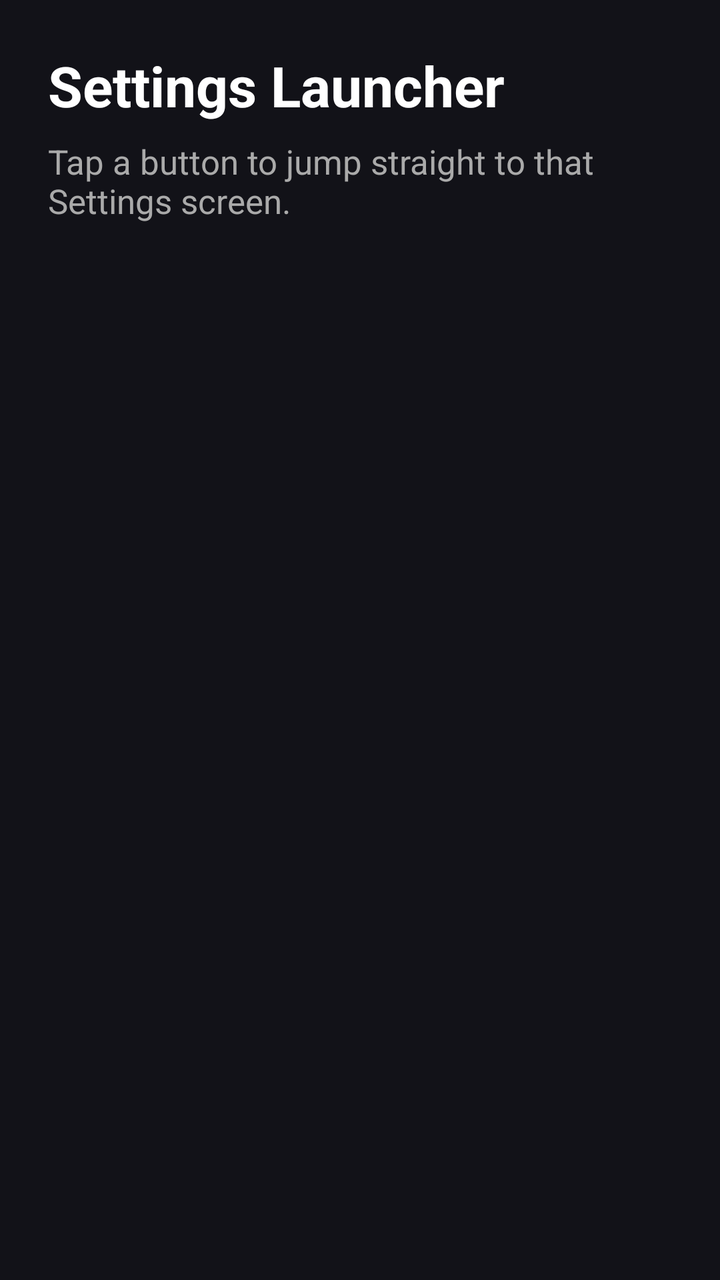
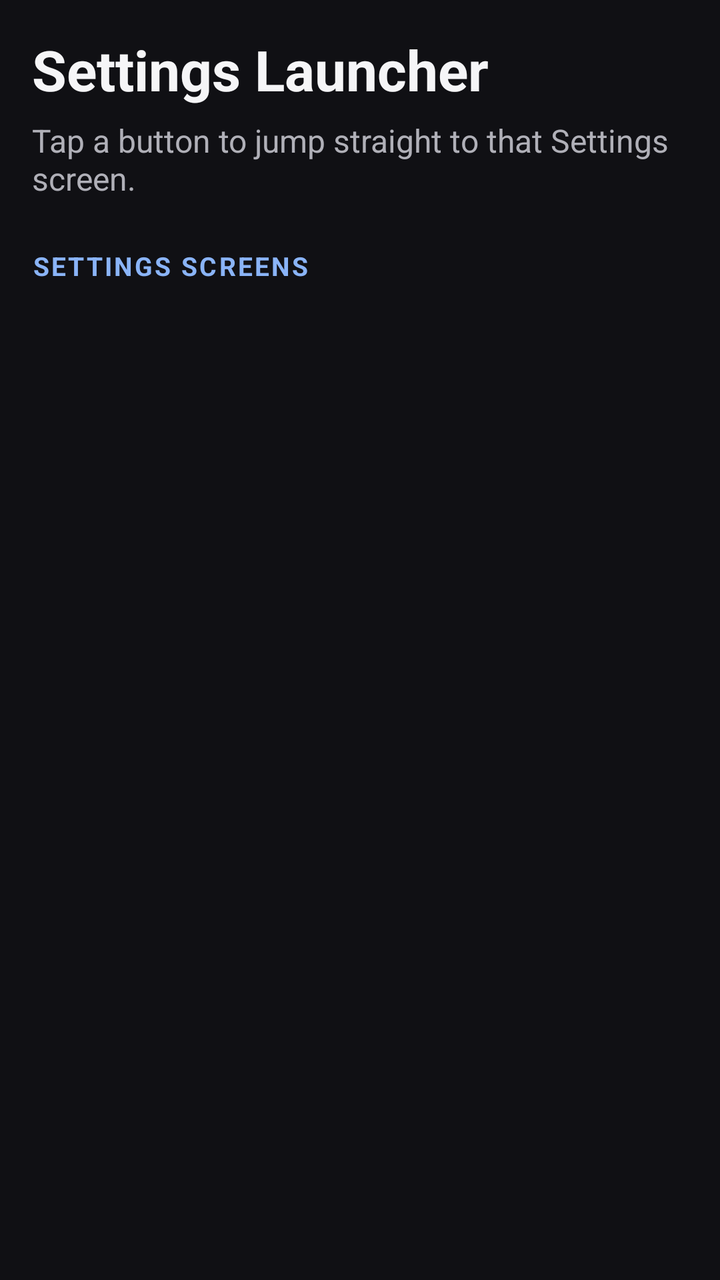

An Android layout rendered at two revisions. The XML below is the earlier revision; the diff shows what the commit changed to produce the second picture.
<!-- AndroidManifest.xml: application theme Theme.SettingsLauncher -->
<!-- res/layout/activity_main.xml -->
<?xml version="1.0" encoding="utf-8"?>
<ScrollView xmlns:android="http://schemas.android.com/apk/res/android"
    android:layout_width="match_parent"
    android:layout_height="match_parent"
    android:background="#121218"
    android:padding="24dp">

    <LinearLayout
        android:layout_width="match_parent"
        android:layout_height="wrap_content"
        android:orientation="vertical">

        <TextView
            android:layout_width="wrap_content"
            android:layout_height="wrap_content"
            android:text="@string/app_name"
            android:textColor="#FFFFFF"
            android:textSize="28sp"
            android:textStyle="bold" />

        <TextView
            android:layout_width="wrap_content"
            android:layout_height="wrap_content"
            android:layout_marginTop="8dp"
            android:text="@string/app_tagline"
            android:textColor="#AAAAAA"
            android:textSize="17sp" />

        <GridLayout
            android:id="@+id/shortcut_grid"
            android:layout_width="match_parent"
            android:layout_height="wrap_content"
            android:layout_marginTop="24dp"
            android:columnCount="2" />

    </LinearLayout>

</ScrollView>
<!-- resources referenced by this layout -->
<resources>
  <string name="app_name">Settings Launcher</string>
  <string name="app_tagline">Tap a button to jump straight to that Settings screen.</string>
  <style name="Theme.SettingsLauncher" parent="Theme.AppCompat.NoActionBar">
          <item name="android:windowBackground">#121218</item>
      </style>
</resources>

<!-- the commit's change to res/layout/activity_main.xml (unified diff, before → after) -->
@@ -1,36 +1,42 @@
 <?xml version="1.0" encoding="utf-8"?>
 <ScrollView xmlns:android="http://schemas.android.com/apk/res/android"
+    xmlns:app="http://schemas.android.com/apk/res-auto"
     android:layout_width="match_parent"
     android:layout_height="match_parent"
-    android:background="#121218"
-    android:padding="24dp">
+    android:background="@color/ra_background"
+    android:padding="16dp">
 
     <LinearLayout
         android:layout_width="match_parent"
         android:layout_height="wrap_content"
-        android:orientation="vertical">
+        android:orientation="vertical"
+        android:paddingBottom="24dp">
 
         <TextView
+            style="@style/Ra.Text.Title"
             android:layout_width="wrap_content"
             android:layout_height="wrap_content"
-            android:text="@string/app_name"
-            android:textColor="#FFFFFF"
-            android:textSize="28sp"
-            android:textStyle="bold" />
+            android:text="@string/app_name" />
 
         <TextView
+            style="@style/Ra.Text.Tagline"
             android:layout_width="wrap_content"
             android:layout_height="wrap_content"
-            android:layout_marginTop="8dp"
-            android:text="@string/app_tagline"
-            android:textColor="#AAAAAA"
-            android:textSize="17sp" />
+            android:layout_marginTop="6dp"
+            android:text="@string/app_tagline" />
+
+        <TextView
+            style="@style/Ra.Text.SectionLabel"
+            android:layout_width="wrap_content"
+            android:layout_height="wrap_content"
+            android:layout_marginTop="24dp"
+            android:text="@string/section_screens" />
 
         <GridLayout
             android:id="@+id/shortcut_grid"
             android:layout_width="match_parent"
             android:layout_height="wrap_content"
-            android:layout_marginTop="24dp"
+            android:layout_marginTop="12dp"
             android:columnCount="2" />
 
     </LinearLayout>
<!-- resource entries referenced after the edit -->
@@ -1,9 +1,41 @@
 <!-- resources referenced by this layout -->
 <resources>
+  <color name="ra_background">#101014</color>
   <string name="app_name">Settings Launcher</string>
   <string name="app_tagline">Tap a button to jump straight to that Settings screen.</string>
-  <style name="Theme.SettingsLauncher" parent="Theme.AppCompat.NoActionBar">
-          <item name="android:windowBackground">#121218</item>
+  <string name="section_screens">Settings screens</string>
+  <style name="Ra.Text.SectionLabel">
+          <item name="android:textSize">13sp</item>
+          <item name="android:textStyle">bold</item>
+          <item name="android:textColor">@color/ra_primary_light</item>
+          <item name="android:letterSpacing">0.08</item>
+          <item name="android:textAllCaps">true</item>
       </style>
+  <style name="Ra.Text.Tagline">
+          <item name="android:textSize">16sp</item>
+          <item name="android:textColor">@color/ra_text_secondary</item>
+      </style>
+  <style name="Ra.Text.Title">
+          <item name="android:textSize">28sp</item>
+          <item name="android:textStyle">bold</item>
+          <item name="android:textColor">@color/ra_text_primary</item>
+      </style>
+  <style name="Theme.SettingsLauncher" parent="Theme.Material3.Dark.NoActionBar">
+          <item name="colorPrimary">@color/ra_primary</item>
+          <item name="colorOnPrimary">@color/ra_on_primary</item>
+          <item name="colorSecondary">@color/ra_primary_light</item>
+          <item name="colorSurface">@color/ra_surface</item>
+          <item name="colorOnSurface">@color/ra_text_primary</item>
+          <item name="android:colorBackground">@color/ra_background</item>
+          <item name="android:windowBackground">@color/ra_background</item>
+          <item name="android:textColorPrimary">@color/ra_text_primary</item>
+          <item name="android:textColorSecondary">@color/ra_text_secondary</item>
+      </style>
+  <color name="ra_primary_light">#8AB4F8</color>
+  <color name="ra_text_secondary">#B0B0B8</color>
+  <color name="ra_text_primary">#F5F5F7</color>
+  <color name="ra_primary">#3B82F6</color>
+  <color name="ra_on_primary">#FFFFFF</color>
+  <color name="ra_surface">#1E1E28</color>
 </resources>
 
